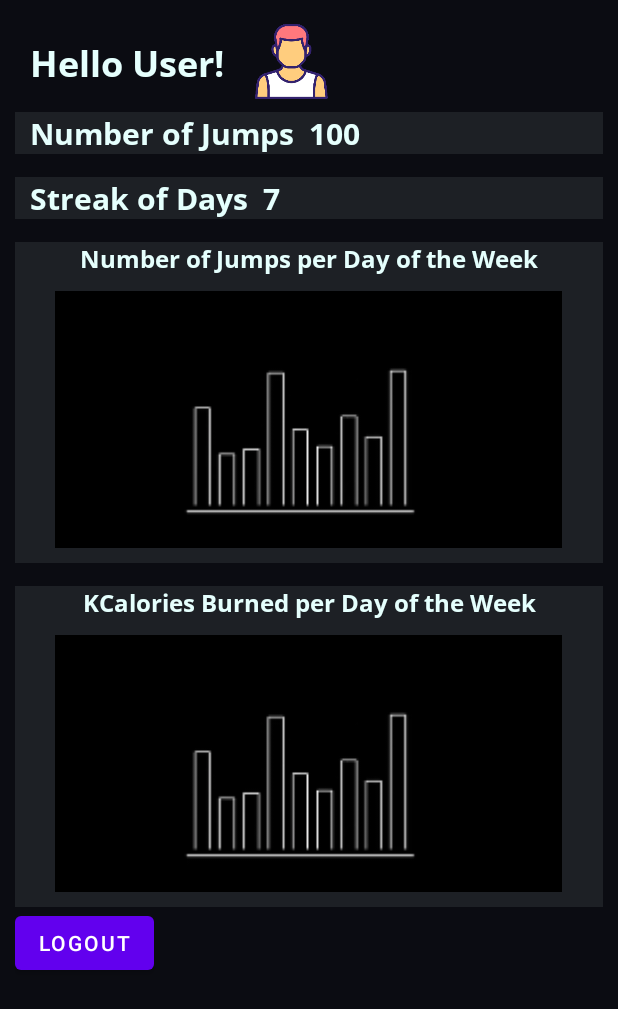
After one commit to brazafonso/JumpRopeCounter, an Android app: the layout activity_home.xml on its own in the app's theme, with its tools: preview values and no code run, on a phone screen of 412 x 824 dp. The commit adds this screen. Shown: the top 1009 px of the screen. Run offline under Robolectric (Android 15) with nearby library versions, the phone set to English and light mode, and no system bars.

Commit message:
user e session, inicio de home page

```diff
--- a/mobile/app/build.gradle
+++ b/mobile/app/build.gradle
@@ -35,6 +35,10 @@ android {
     }
 }
 
+repositories {
+    maven { url 'https://jitpack.io' }
+}
+
 dependencies {
     implementation platform('com.google.firebase:firebase-bom:31.5.0')
     implementation 'com.firebaseui:firebase-ui-auth:7.2.0'
@@ -50,6 +54,7 @@ dependencies {
     implementation 'androidx.lifecycle:lifecycle-livedata-ktx:2.4.1'
     implementation 'androidx.lifecycle:lifecycle-viewmodel-ktx:2.4.1'
     implementation 'androidx.annotation:annotation:1.3.0'
+    implementation 'com.github.PhilJay:MPAndroidChart:v3.0.3'
     testImplementation 'junit:junit:4.13.2'
     androidTestImplementation 'androidx.test.ext:junit:1.1.5'
     androidTestImplementation 'androidx.test.espresso:espresso-core:3.5.1'
--- a/mobile/app/src/main/AndroidManifest.xml
+++ b/mobile/app/src/main/AndroidManifest.xml
@@ -32,6 +32,10 @@
             android:name=".User.activity.LoginUserActivity"
             android:exported="false"
             android:screenOrientation="portrait"/>
+        <activity
+            android:name=".Home"
+            android:exported="false"
+            android:screenOrientation="portrait"/>
     </application>
 
 </manifest>
--- /dev/null
+++ b/mobile/app/src/main/res/layout/activity_home.xml
@@ -0,0 +1,220 @@
+<?xml version="1.0" encoding="utf-8"?>
+<androidx.constraintlayout.widget.ConstraintLayout xmlns:android="http://schemas.android.com/apk/res/android"
+    xmlns:tools="http://schemas.android.com/tools"
+    xmlns:app="http://schemas.android.com/apk/res-auto"
+    android:layout_width="match_parent"
+    android:layout_height="match_parent"
+    android:background="@color/background_color"
+    tools:context="com.example.jumpropecounter.Home">
+
+    <TextView
+        android:id="@+id/welcomeline"
+        android:layout_width="wrap_content"
+        android:layout_height="wrap_content"
+        android:fontFamily="@font/open_sans_bold"
+        android:text="Hello User!"
+        android:textAlignment="textStart"
+        android:textColor="@color/text"
+        android:textSize="24sp"
+        android:layout_marginStart="20dp"
+        android:layout_marginTop="25dp"
+        app:layout_constraintStart_toStartOf="parent"
+        app:layout_constraintTop_toTopOf="parent"
+        />
+
+    <ImageView
+        android:id="@+id/profileimage"
+        android:layout_width="50dp"
+        android:layout_height="50dp"
+        android:src="@drawable/coach"
+        android:layout_marginStart="20dp"
+        android:layout_marginTop="16dp"
+        app:layout_constraintStart_toEndOf="@+id/welcomeline"
+        app:layout_constraintTop_toTopOf="parent"
+        />
+
+    <LinearLayout
+        android:layout_width="match_parent"
+        android:layout_height="wrap_content"
+        android:orientation="vertical"
+        android:layout_marginTop="16dp"
+        android:layout_marginLeft="10dp"
+        android:layout_marginRight="10dp"
+        app:layout_constraintStart_toEndOf="@id/welcomeline"
+        app:layout_constraintTop_toBottomOf="@id/welcomeline">
+
+        <LinearLayout
+            android:id="@+id/line1"
+            android:layout_width="match_parent"
+            android:layout_height="wrap_content"
+            android:orientation="horizontal"
+            android:background="@color/light_background_color"
+            app:layout_constraintStart_toStartOf="parent"
+            app:layout_constraintTop_toBottomOf="@id/welcomeline">
+
+            <TextView
+                android:id="@+id/njumpstext"
+                android:layout_width="wrap_content"
+                android:layout_height="wrap_content"
+                android:layout_marginLeft="10dp"
+                android:fontFamily="@font/open_sans_bold"
+                android:text="Number of Jumps"
+                android:textAlignment="textStart"
+                android:textColor="@color/text"
+                android:textSize="20sp" />
+
+            <TextView
+                android:id="@+id/njumps"
+                android:layout_width="wrap_content"
+                android:layout_height="wrap_content"
+                android:fontFamily="@font/open_sans_bold"
+                android:text="100"
+                android:layout_marginLeft="10dp"
+                android:textAlignment="textStart"
+                android:textColor="@color/text"
+                android:textSize="20sp" />
+
+        </LinearLayout>
+
+        <LinearLayout
+            android:id="@+id/line2"
+            android:layout_width="match_parent"
+            android:layout_height="wrap_content"
+            android:orientation="horizontal"
+            android:background="@color/light_background_color"
+            android:layout_marginTop="15dp"
+            app:layout_constraintStart_toStartOf="parent"
+            app:layout_constraintTop_toBottomOf="@id/line1">
+
+            <TextView
+                android:id="@+id/streakdays"
+                android:layout_width="wrap_content"
+                android:layout_height="wrap_content"
+                android:layout_marginLeft="10dp"
+                android:fontFamily="@font/open_sans_bold"
+                android:text="Streak of Days"
+                android:textAlignment="textStart"
+                android:textColor="@color/text"
+                android:textSize="20sp" />
+
+            <TextView
+                android:id="@+id/nstreakdays"
+                android:layout_width="wrap_content"
+                android:layout_height="wrap_content"
+                android:fontFamily="@font/open_sans_bold"
+                android:text="7"
+                android:layout_marginLeft="10dp"
+                android:textAlignment="textStart"
+                android:textColor="@color/text"
+                android:textSize="20sp" />
+
+        </LinearLayout>
+
+        <LinearLayout
+            android:id="@+id/line3"
+            android:layout_width="match_parent"
+            android:layout_height="wrap_content"
+            android:orientation="horizontal"
+            android:background="@color/light_background_color"
+            android:layout_marginTop="15dp"
+            app:layout_constraintStart_toStartOf="parent"
+            app:layout_constraintTop_toBottomOf="@id/line2">
+
+            <TextView
+                android:id="@+id/description_d1"
+                android:layout_width="match_parent"
+                android:layout_height="wrap_content"
+                android:fontFamily="@font/open_sans_bold"
+                android:text="Number of Jumps per Day of the Week"
+                android:layout_marginLeft="10dp"
+                android:layout_marginRight="10dp"
+                android:textAlignment="center"
+                android:textColor="@color/text"
+                android:textSize="16sp" />
+
+        </LinearLayout>
+
+        <LinearLayout
+            android:id="@+id/line4"
+            android:layout_width="match_parent"
+            android:layout_height="wrap_content"
+            android:background="@color/light_background_color"
+            android:orientation="vertical"
+            app:layout_constraintStart_toStartOf="parent"
+            app:layout_constraintTop_toBottomOf="@id/line3">
+
+            <ImageView
+                android:id="@+id/dashboard1"
+                android:layout_width="338dp"
+                android:layout_height="171dp"
+                android:layout_gravity="center"
+                android:layout_marginTop="10dp"
+                android:layout_marginBottom="10dp"
+                android:src="@drawable/sample_chart" />
+
+        </LinearLayout>
+
+        <LinearLayout
+            android:id="@+id/line5"
+            android:layout_width="match_parent"
+            android:layout_height="wrap_content"
+            android:orientation="horizontal"
+            android:background="@color/light_background_color"
+            android:layout_marginTop="15dp"
+            app:layout_constraintStart_toStartOf="parent"
+            app:layout_constraintTop_toBottomOf="@id/line4">
+
+            <TextView
+                android:id="@+id/description_d2"
+                android:layout_width="match_parent"
+                android:layout_height="wrap_content"
+                android:fontFamily="@font/open_sans_bold"
+                android:text="KCalories Burned per Day of the Week"
+                android:layout_marginLeft="10dp"
+                android:layout_marginRight="10dp"
+                android:textAlignment="center"
+                android:textColor="@color/text"
+                android:textSize="16sp" />
+
+        </LinearLayout>
+
+        <LinearLayout
+            android:id="@+id/line6"
+            android:layout_width="match_parent"
+            android:layout_height="wrap_content"
+            android:background="@color/light_background_color"
+            android:orientation="vertical"
+            app:layout_constraintStart_toStartOf="parent"
+            app:layout_constraintTop_toBottomOf="@id/line5">
+
+            <ImageView
+                android:id="@+id/dashboard2"
+                android:layout_width="338dp"
+                android:layout_height="171dp"
+                android:layout_marginTop="10dp"
+                android:layout_marginBottom="10dp"
+                android:layout_gravity="center"
+                android:src="@drawable/sample_chart" />
+
+        </LinearLayout>
+
+
+
+        <Button
+            android:id="@+id/logout_btn"
+            android:layout_width="wrap_content"
+            android:layout_height="wrap_content"
+            android:layout_alignParentEnd="true"
+            android:layout_alignParentBottom="true"
+            android:layout_marginEnd="152dp"
+            android:layout_marginBottom="164dp"
+            android:text="logout"
+            android:visibility="visible"/>
+
+    </LinearLayout>
+
+
+
+
+
+</androidx.constraintlayout.widget.ConstraintLayout>
--- a/mobile/app/src/main/res/layout/activity_main.xml
+++ b/mobile/app/src/main/res/layout/activity_main.xml
@@ -5,7 +5,6 @@
     android:layout_width="match_parent"
     android:layout_height="match_parent"
     tools:context=".MainActivity">
-
 
 
     <Button
```
Also changed, not shown: mobile/app/src/main/java/com/example/jumpropecounter/Home.kt (+25 -46 lines), mobile/app/src/main/java/com/example/jumpropecounter/MainActivity.kt (+28 -9 lines), mobile/app/src/main/java/com/example/jumpropecounter/User/Session.kt (added, +64 -0 lines), mobile/app/src/main/java/com/example/jumpropecounter/User/User.kt (+130 -13 lines), mobile/app/src/main/res/layout/fragment_home.xml (deleted, +0 -204 lines), 1 other file.
